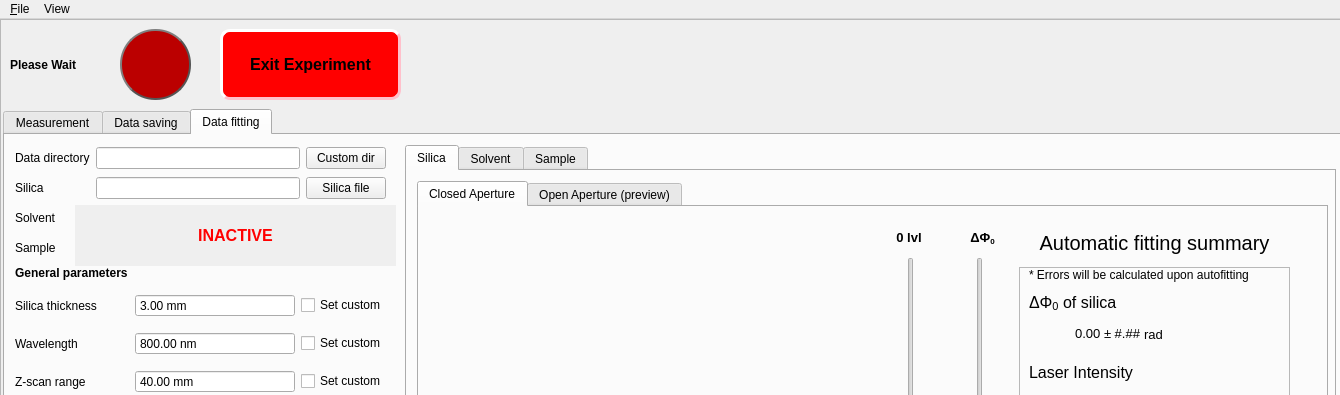
Before: the Qt Designer form window.ui in RadoslawDeska/python_project, drawn with Qt 5; both pictures show x 0 to 1340 and y 0 to 395 of the 1340 by 836 pixel window.
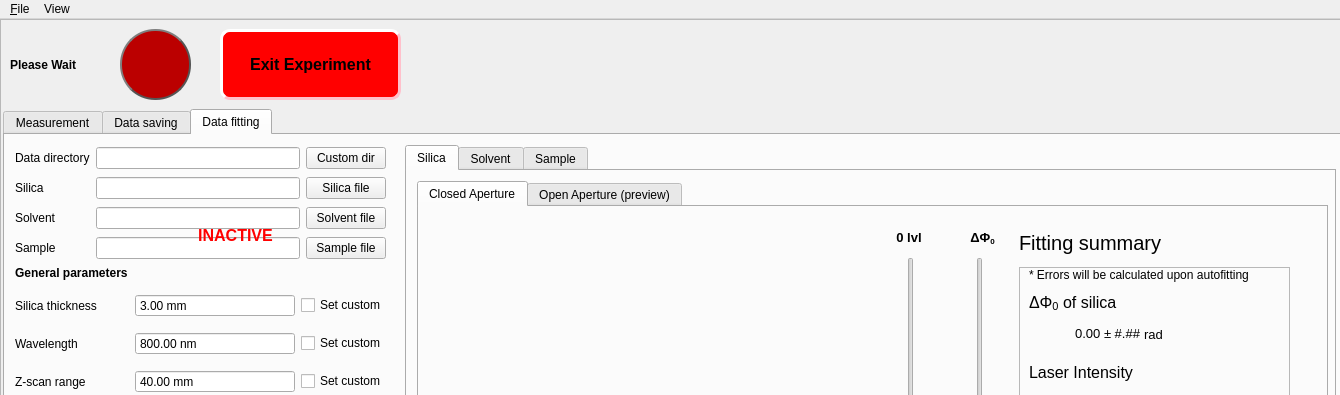
After: the same form once the commit is applied. The open tabs and pages were chosen to show the change.

```diff
--- a/window.ui
+++ b/window.ui
@@ -1994,10 +1994,10 @@
             </font>
            </property>
            <property name="text">
-            <string>Automatic fitting summary</string>
+            <string>Fitting summary</string>
            </property>
            <property name="alignment">
-            <set>Qt::AlignCenter</set>
+            <set>Qt::AlignLeading|Qt::AlignLeft|Qt::AlignVCenter</set>
            </property>
           </widget>
           <widget class="QFrame" name="frame_3">
@@ -6584,9 +6584,6 @@
          <height>61</height>
         </rect>
        </property>
-       <property name="autoFillBackground">
-        <bool>true</bool>
-       </property>
        <property name="text">
         <string>&lt;html&gt;&lt;head/&gt;&lt;body&gt;&lt;p align=&quot;center&quot;&gt;&lt;span style=&quot; font-size:12pt; font-weight:600; color:#ff0000;&quot;&gt;INACTIVE&lt;/span&gt;&lt;/p&gt;&lt;/body&gt;&lt;/html&gt;</string>
        </property>
```
Left out of the diff: 8 changed lines with no effect on the pictures.
